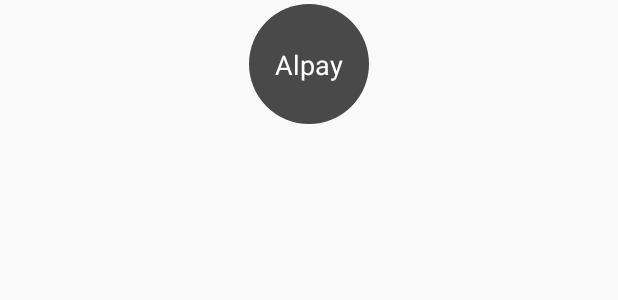
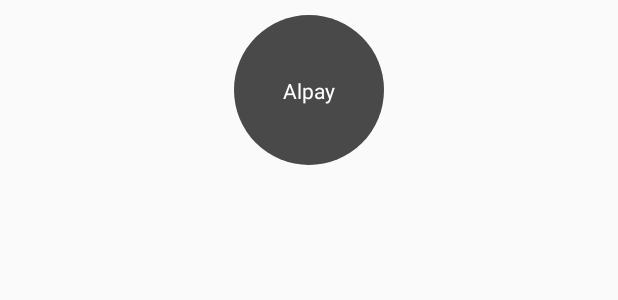
Before and after one commit to WeCyberFacility/CryptoLab, an Android app: the layout keylistlayout.xml on its own in the app's theme, with its tools: preview values and no code run, on a phone screen of 412 x 824 dp. Shown: the top 300 px of the screen. Run offline under Robolectric (Android 15) with nearby library versions, the phone set to English and light mode, and no system bars.

Commit message:
key adden Funktionalität eingebaut!lllosadsdgd

```diff
--- a/app/src/main/java/com/qooplite/alpay/cryptolab/PasswordManager.java
+++ b/app/src/main/java/com/qooplite/alpay/cryptolab/PasswordManager.java
@@ -139,6 +139,8 @@ public class PasswordManager extends AppCompatActivity {
 
                     recycleViewPasswords.setAdapter(new PasswordListAdapter(passwordListe, getApplicationContext()));
 
+
+                    PasshinzuefuegenDialog.dismiss();
 
                 }
             }
--- a/app/src/main/res/layout/keylistlayout.xml
+++ b/app/src/main/res/layout/keylistlayout.xml
@@ -3,12 +3,12 @@
     xmlns:app="http://schemas.android.com/apk/res-auto"
     xmlns:tools="http://schemas.android.com/tools"
     android:layout_width="match_parent"
-    android:layout_height="85dp">
+    android:layout_height="120dp">
 
     <android.support.constraint.ConstraintLayout
         android:id="@+id/normallayout"
-        android:layout_width="80dp"
-        android:layout_height="80dp"
+        android:layout_width="100dp"
+        android:layout_height="100dp"
         android:background="@drawable/kreis"
         app:layout_constraintBottom_toBottomOf="parent"
         app:layout_constraintEnd_toEndOf="parent"
@@ -26,7 +26,7 @@
             android:layout_marginBottom="8dp"
             android:text="Alpay"
             android:textColor="@color/hb"
-            android:textSize="18sp"
+            android:textSize="14sp"
             app:layout_constraintBottom_toBottomOf="parent"
             app:layout_constraintEnd_toEndOf="parent"
             app:layout_constraintStart_toStartOf="parent"
@@ -35,8 +35,8 @@
 
     <android.support.constraint.ConstraintLayout
         android:id="@+id/deletelayout"
-        android:layout_width="80dp"
-        android:layout_height="80dp"
+        android:layout_width="100dp"
+        android:layout_height="100dp"
         android:background="@drawable/kreisdelete"
         android:visibility="invisible"
         app:layout_constraintBottom_toBottomOf="parent"
```
Also changed, not shown: app/src/main/res/layout/passwordlistlayout.xml (+6 -6 lines), 1 other file.
